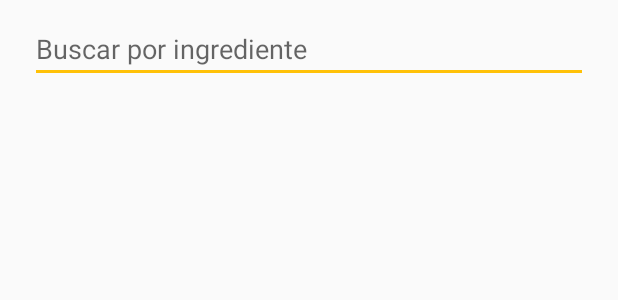
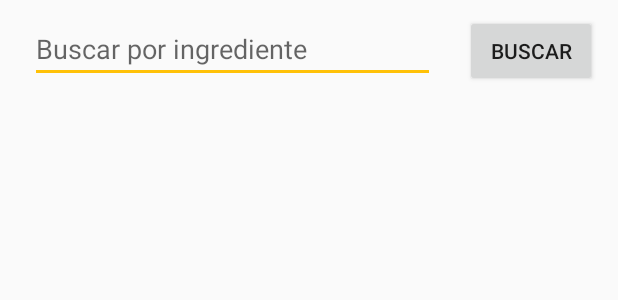
Before and after one commit to Mac3495/FoodAppUI, an Android app: the layout fragment_explore.xml on its own in the app's theme, with its tools: preview values and no code run, on a phone screen of 412 x 824 dp. Shown: the top 300 px of the screen. Run offline under Robolectric (Android 15) with nearby library versions, the phone set to English and light mode, and no system bars.

Commit message:
Implemented Search button to show only dishes with ingredient in text bar.

```diff
--- a/app/src/main/res/layout/fragment_explore.xml
+++ b/app/src/main/res/layout/fragment_explore.xml
@@ -6,14 +6,30 @@
     android:orientation="vertical"
     tools:context=".fragment.ExploreFragment">
 
-    <EditText
-        android:id="@+id/ed_explore_fragment"
-        android:layout_marginLeft="20dp"
-        android:layout_marginRight="20dp"
-        android:layout_marginTop="10dp"
+    <LinearLayout
         android:layout_width="match_parent"
         android:layout_height="wrap_content"
-        android:hint="Buscar por ingrediente"/>
+        android:orientation="horizontal">
+
+        <EditText
+            android:id="@+id/ed_explore_fragment"
+            android:layout_marginLeft="20dp"
+            android:layout_marginRight="20dp"
+            android:layout_marginTop="10dp"
+            android:layout_width="270dp"
+            android:layout_height="wrap_content"
+            android:hint="Buscar por ingrediente"
+            android:maxLines="1"
+            android:inputType="text"/>
+
+        <Button
+            android:layout_width="wrap_content"
+            android:layout_height="wrap_content"
+            android:layout_marginTop="10dp"
+            android:text="Buscar"
+            android:id="@+id/btn_search"/>
+
+    </LinearLayout>
 
     <!-- TODO: Update blank fragment layout -->
     <android.support.v7.widget.RecyclerView
```
Also changed, not shown: app/src/main/java/com/project/rafa/yourfood/fragment/ExploreFragment.java (+49 -0 lines).
